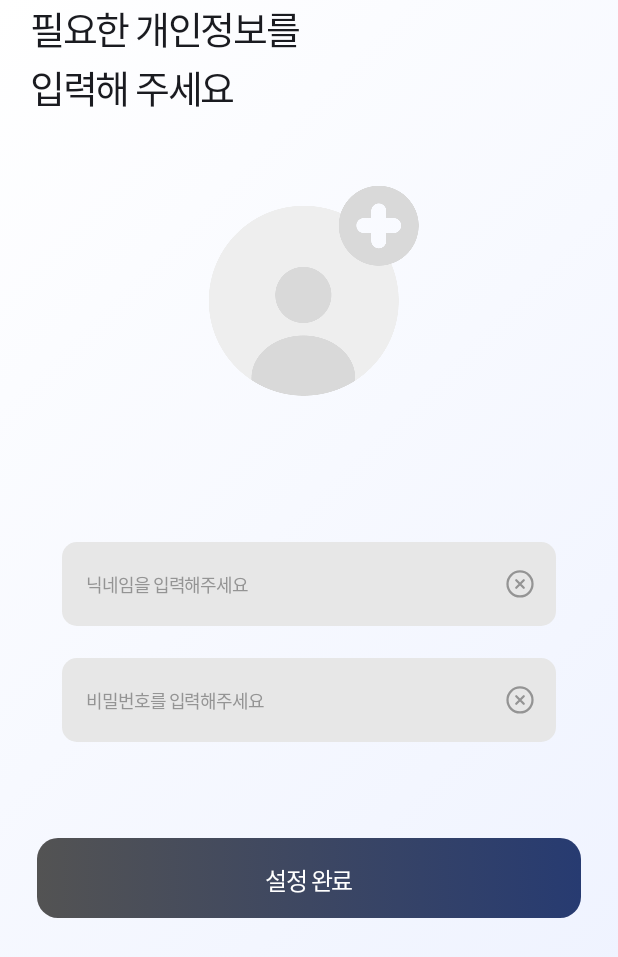
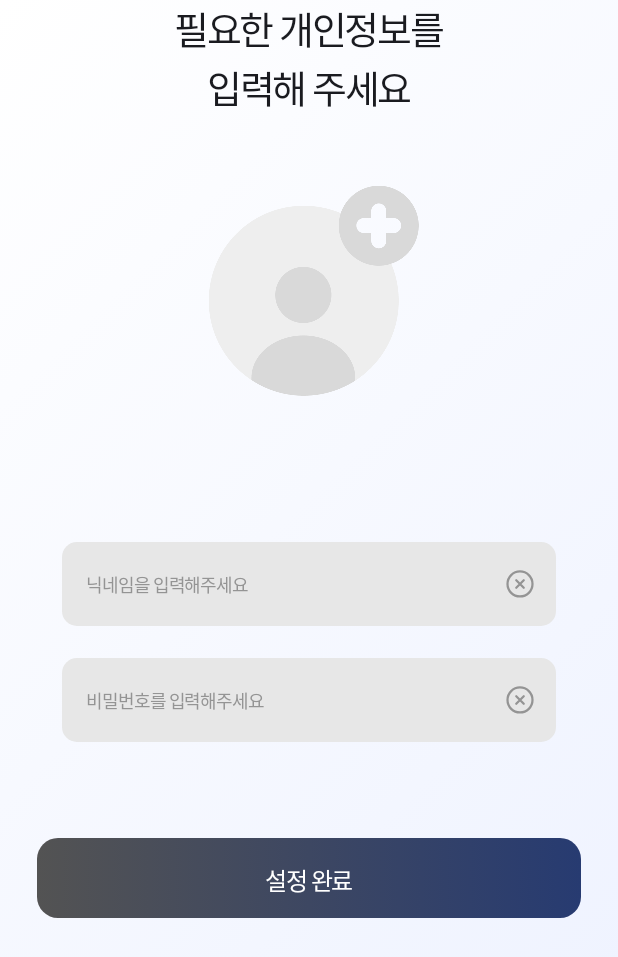
Before and after one commit to wns0865/semenemo, an Android app built with Jetpack Compose: the RegisterRoute screen opened through its navigation route, on a phone screen of 412 x 824 dp. Shown: the top 957 px of the screen. Run offline under Robolectric (Android 15) with nearby library versions, the phone set to English and light mode, and no system bars; our stand-ins replace Dagger/Hilt's generated code; libraries missing offline, so code that uses them is left out: io.metamask.androidsdk; Roboto replaces fonts that are not available here.

Commit message:
ui(#S11P21D109-171): TextAlign.Center 추가

```diff
--- a/android/presentation/src/main/java/com/semonemo/presentation/component/BoldTextWithKeywords.kt
+++ b/android/presentation/src/main/java/com/semonemo/presentation/component/BoldTextWithKeywords.kt
@@ -9,13 +9,13 @@ import androidx.compose.ui.text.buildAnnotatedString
 import androidx.compose.ui.text.font.Font
 import androidx.compose.ui.text.font.FontFamily
 import androidx.compose.ui.text.font.FontWeight
+import androidx.compose.ui.text.style.TextAlign
 import androidx.compose.ui.text.withStyle
 import androidx.compose.ui.tooling.preview.Preview
 import androidx.compose.ui.unit.sp
 import com.semonemo.presentation.R
+import com.semonemo.presentation.theme.Main02
 import com.semonemo.presentation.theme.Typography
-import com.semonemo.presentation.theme.Main02
-import com.semonemo.presentation.theme.SemonemoTheme
 
 /*
 @Param  fullText : 전체 텍스트
@@ -81,7 +81,11 @@ fun BoldTextWithKeywords(
             }
         }
 
-    Text(modifier = modifier, text = annotatedText)
+    Text(
+        modifier = modifier,
+        text = annotatedText,
+        textAlign = TextAlign.Center,
+    )
 }
 
 @Preview(showBackground = true)
```
